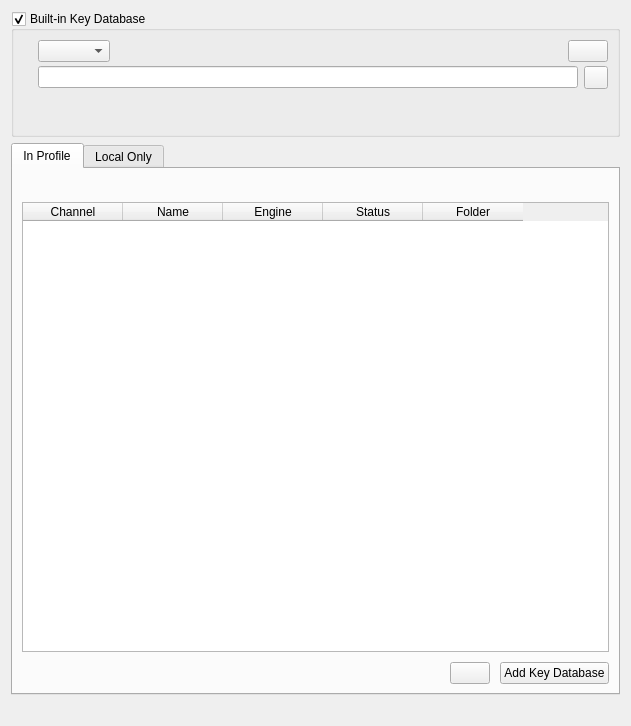
Qt form ui/KeyDatabasesSettings.ui (saturneric/GpgFrontend) before a commit.
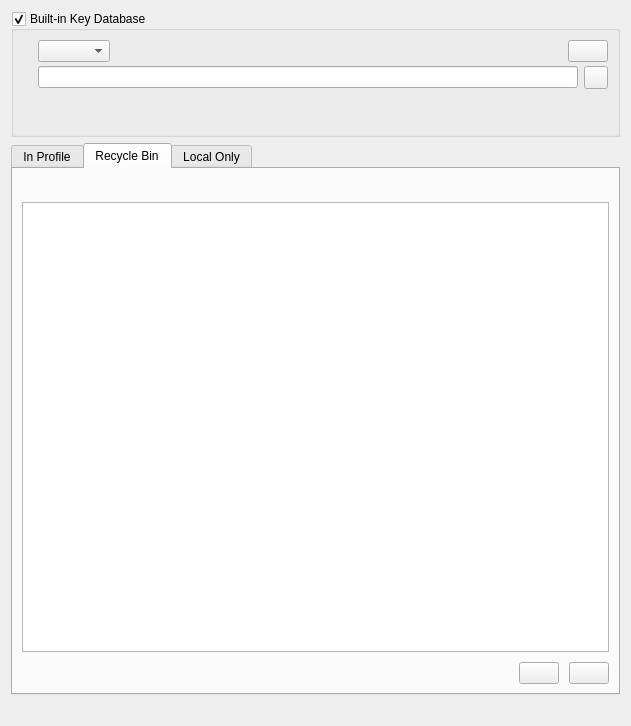
The same form after that commit. The open tabs and pages were chosen to show the change.

Commit message: feat(settings): add a recycle bin tab and drag-to-reorder key databases

What changed in the file:
```diff
--- a/ui/KeyDatabasesSettings.ui
+++ b/ui/KeyDatabasesSettings.ui
@@ -199,6 +199,65 @@
        </item>
       </layout>
      </widget>
+     <widget class="QWidget" name="recycleBinTab">
+      <attribute name="title">
+       <string>Recycle Bin</string>
+      </attribute>
+      <layout class="QVBoxLayout" name="recycleBinTabLayout">
+       <property name="spacing">
+        <number>10</number>
+       </property>
+       <item>
+        <widget class="QLabel" name="recycleBinHintLabel">
+         <property name="text">
+          <string/>
+         </property>
+         <property name="wordWrap">
+          <bool>true</bool>
+         </property>
+        </widget>
+       </item>
+       <item>
+        <widget class="QTableWidget" name="recycleBinTable">
+         <property name="editTriggers">
+          <set>QAbstractItemView::NoEditTriggers</set>
+         </property>
+         <property name="selectionMode">
+          <enum>QAbstractItemView::SingleSelection</enum>
+         </property>
+         <property name="selectionBehavior">
+          <enum>QAbstractItemView::SelectRows</enum>
+         </property>
+         <property name="horizontalScrollBarPolicy">
+          <enum>Qt::ScrollBarPolicy::ScrollBarAlwaysOff</enum>
+         </property>
+        </widget>
+       </item>
+       <item>
+        <layout class="QHBoxLayout" name="recycleBinButtonLayout">
+         <item>
+          <spacer name="recycleBinButtonSpacer">
+           <property name="orientation">
+            <enum>Qt::Orientation::Horizontal</enum>
+           </property>
+           <property name="sizeHint" stdset="0">
+            <size>
+             <width>40</width>
+             <height>20</height>
+            </size>
+           </property>
+          </spacer>
+         </item>
+         <item>
+          <widget class="QPushButton" name="recycleBinDeleteButton"/>
+         </item>
+         <item>
+          <widget class="QPushButton" name="recycleBinRestoreButton"/>
+         </item>
+        </layout>
+       </item>
+      </layout>
+     </widget>
      <widget class="QWidget" name="externalTab">
       <attribute name="title">
        <string>Local Only</string>
```
Left out of the diff: 33 changed lines with no effect on the pictures. The commit also changes 4 other files.
